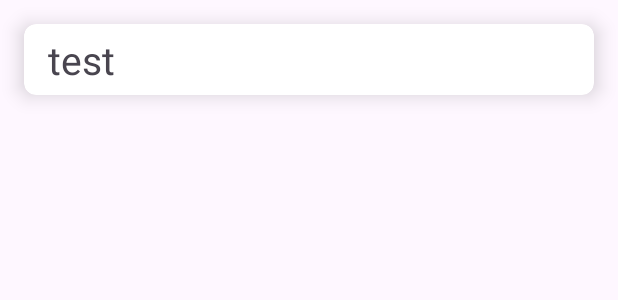
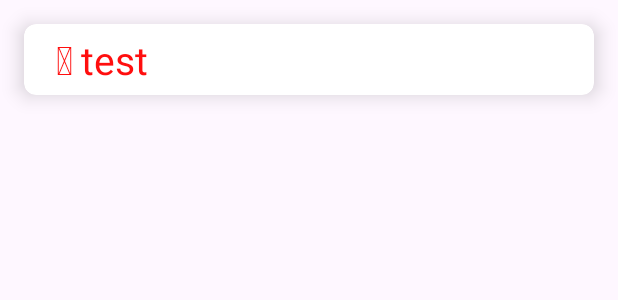
Before and after one commit to Nickee-Kang/SmartHome, an Android app: the layout laser_list_item.xml on its own in the app's theme, with its tools: preview values and no code run, on a phone screen of 412 x 824 dp. Shown: the top 300 px of the screen. Run offline under Robolectric (Android 15) with nearby library versions, the light colour scheme and no system bars.

Commit message:
LaserTripwire Module done without notification [Nickee]

```diff
--- a/app/build.gradle.kts
+++ b/app/build.gradle.kts
@@ -43,7 +43,7 @@ dependencies {
     implementation("androidx.appcompat:appcompat:1.6.1")
     implementation("com.google.android.material:material:1.8.0")
     implementation("androidx.constraintlayout:constraintlayout:2.1.4")
-    implementation("com.google.firebase:firebase-firestore-ktx:24.8.0")
+    implementation("com.google.firebase:firebase-database-ktx:20.2.2")
     testImplementation("junit:junit:4.13.2")
     androidTestImplementation("androidx.test.ext:junit:1.1.5")
     androidTestImplementation("androidx.test.espresso:espresso-core:3.5.1")
--- a/app/src/main/java/com/example/smarthome/Laser.kt
+++ /dev/null
@@ -1,5 +0,0 @@
-package com.example.smarthome
-
-import java.sql.Timestamp
-
-data class Laser(var timestamp: Timestamp ?= null)
--- a/app/src/main/res/layout/activity_laser_tripwire.xml
+++ b/app/src/main/res/layout/activity_laser_tripwire.xml
@@ -65,8 +65,8 @@
 
         <androidx.recyclerview.widget.RecyclerView
             android:id="@+id/laser_recycler"
-            android:layout_width="386dp"
-            android:layout_height="509dp"
+            android:layout_width="match_parent"
+            android:layout_height="match_parent"
             app:layout_constraintEnd_toEndOf="parent"
             app:layout_constraintStart_toStartOf="parent"
             app:layout_constraintTop_toTopOf="parent"
--- a/app/src/main/res/layout/laser_list_item.xml
+++ b/app/src/main/res/layout/laser_list_item.xml
@@ -20,11 +20,26 @@
             android:orientation="horizontal">
 
             <TextView
+                android:id="@+id/warning"
+                android:layout_width="wrap_content"
+                android:layout_height="wrap_content"
+                android:layout_marginStart="5dp"
+                android:fontFamily="@font/fontawesome6solid"
+                android:text="\uf071"
+                android:textColor="@color/danger"
+                android:textSize="26sp"
+                app:layout_constraintBottom_toBottomOf="parent"
+                app:layout_constraintStart_toStartOf="parent"
+                app:layout_constraintTop_toTopOf="parent" />
+
+            <TextView
                 android:id="@+id/laserTimestamp"
                 android:layout_width="wrap_content"
                 android:layout_height="wrap_content"
+                android:layout_marginStart="5dp"
                 android:text="test"
                 android:textSize="26sp"
+                android:textColor="@color/danger"
                 />
         </LinearLayout>
     </LinearLayout>
--- a/app/src/main/res/values/colors.xml
+++ b/app/src/main/res/values/colors.xml
@@ -3,4 +3,5 @@
     <color name="black">#FF000000</color>
     <color name="white">#FFFFFFFF</color>
     <color name="theme">#39ace7</color>
+    <color name="danger">#ff0e0e</color>
 </resources>
```
Also changed, not shown: app/src/main/java/com/example/smarthome/LaserTripwire.kt (+29 -30 lines), app/src/main/java/com/example/smarthome/LaserTripwireAdapter.kt (+11 -11 lines).
